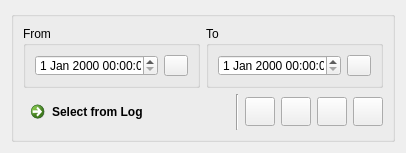
Qt form Globe/log_event_selector.ui (igormironchik/globe-como) before a commit.
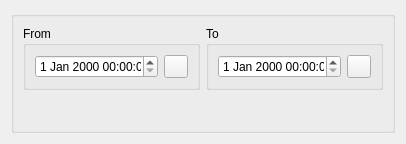
The same form after that commit. Icons and pictures are not drawn. Custom widgets are drawn as their Qt base class.

Commit message: Work on event's log. Temporary saving.

```diff
--- a/Globe/log_event_selector.ui
+++ b/Globe/log_event_selector.ui
@@ -7,7 +7,7 @@
     <x>0</x>
     <y>0</y>
     <width>406</width>
-    <height>142</height>
+    <height>144</height>
    </rect>
   </property>
   <property name="sizePolicy">
@@ -102,106 +102,21 @@
        </layout>
       </item>
       <item>
-       <layout class="QHBoxLayout" name="horizontalLayout_4">
-        <item>
-         <widget class="QCommandLinkButton" name="m_exec">
-          <property name="text">
-           <string>Select from Log</string>
-          </property>
-          <property name="icon">
-           <iconset resource="resources.qrc">
-            <normaloff>:/img/exec_22x22.png</normaloff>:/img/exec_22x22.png</iconset>
-          </property>
-          <property name="iconSize">
-           <size>
-            <width>22</width>
-            <height>22</height>
-           </size>
-          </property>
-         </widget>
-        </item>
-        <item>
-         <widget class="Line" name="line">
-          <property name="orientation">
-           <enum>Qt::Vertical</enum>
-          </property>
-         </widget>
-        </item>
-        <item>
-         <widget class="QToolButton" name="m_toBegin">
-          <property name="text">
-           <string/>
-          </property>
-          <property name="icon">
-           <iconset resource="resources.qrc">
-            <normaloff>:/img/2leftarrow_22x22.png</normaloff>:/img/2leftarrow_22x22.png</iconset>
-          </property>
-          <property name="iconSize">
-           <size>
-            <width>22</width>
-            <height>22</height>
-           </size>
-          </property>
-         </widget>
-        </item>
-        <item>
-         <widget class="QToolButton" name="m_prev">
-          <property name="text">
-           <string/>
-          </property>
-          <property name="icon">
-           <iconset resource="resources.qrc">
-            <normaloff>:/img/1leftarrow_22x22.png</normaloff>:/img/1leftarrow_22x22.png</iconset>
-          </property>
-          <property name="iconSize">
-           <size>
-            <width>22</width>
-            <height>22</height>
-           </size>
-          </property>
-         </widget>
-        </item>
-        <item>
-         <widget class="QToolButton" name="m_next">
-          <property name="text">
-           <string/>
-          </property>
-          <property name="icon">
-           <iconset resource="resources.qrc">
-            <normaloff>:/img/1rightarrow_22x22.png</normaloff>:/img/1rightarrow_22x22.png</iconset>
-          </property>
-          <property name="iconSize">
-           <size>
-            <width>22</width>
-            <height>22</height>
-           </size>
-          </property>
-         </widget>
-        </item>
-        <item>
-         <widget class="QToolButton" name="m_toEnd">
-          <property name="text">
-           <string/>
-          </property>
-          <property name="icon">
-           <iconset resource="resources.qrc">
-            <normaloff>:/img/2rightarrow_22x22.png</normaloff>:/img/2rightarrow_22x22.png</iconset>
-          </property>
-          <property name="iconSize">
-           <size>
-            <width>22</width>
-            <height>22</height>
-           </size>
-          </property>
-         </widget>
-        </item>
-       </layout>
+       <widget class="Globe::SelectQueryNavigation" name="m_navigation" native="true"/>
       </item>
      </layout>
     </widget>
    </item>
   </layout>
  </widget>
+ <customwidgets>
+  <customwidget>
+   <class>Globe::SelectQueryNavigation</class>
+   <extends>QWidget</extends>
+   <header>select_query_navigation.hpp</header>
+   <container>1</container>
+  </customwidget>
+ </customwidgets>
  <resources>
   <include location="resources.qrc"/>
  </resources>
```
The commit also changes 18 other files.
